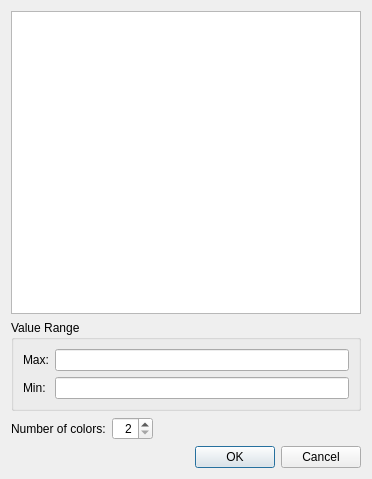
Qt form libs/guicore/scalarstocolors/private/colormapsettingeditwidget_switchtodiscretedialog.ui (i-RIC/prepost-gui) before a commit.
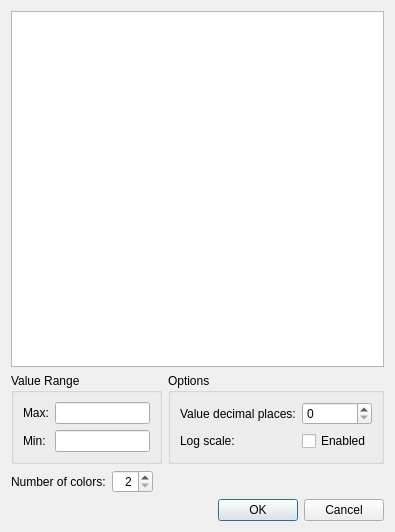
The same form after that commit. Custom widgets are drawn as their Qt base class.

Commit message: #1127 カラーマップの区間別モードへ移行時の桁数をとして、ラベルの有効桁数を使うようにする #1125 カラーマップの値の自動調整を対数で行えるようにする

The edit to the form file:
```diff
--- a/libs/guicore/scalarstocolors/private/colormapsettingeditwidget_switchtodiscretedialog.ui
+++ b/libs/guicore/scalarstocolors/private/colormapsettingeditwidget_switchtodiscretedialog.ui
@@ -6,8 +6,8 @@
    <rect>
     <x>0</x>
     <y>0</y>
-    <width>368</width>
-    <height>479</height>
+    <width>395</width>
+    <height>532</height>
    </rect>
   </property>
   <property name="windowTitle">
@@ -31,6 +31,8 @@
     </widget>
    </item>
    <item>
+    <layout class="QHBoxLayout" name="horizontalLayout_2" stretch="1,0">
+     <item>
     <widget class="QGroupBox" name="valueRangeGroupBox">
      <property name="title">
       <string>Value Range</string>
@@ -60,7 +62,46 @@
     </widget>
    </item>
    <item>
-    <layout class="QHBoxLayout" name="horizontalLayout_2">
+      <widget class="QGroupBox" name="OptionsGroupBox">
+       <property name="title">
+        <string>Options</string>
+       </property>
+       <layout class="QGridLayout" name="gridLayout_2">
+        <item row="0" column="0">
+         <widget class="QLabel" name="decimalLabel">
+          <property name="text">
+           <string>Value decimal places:</string>
+          </property>
+         </widget>
+        </item>
+        <item row="0" column="1">
+         <widget class="QSpinBox" name="decimalSpinBox">
+          <property name="maximum">
+           <number>10</number>
+          </property>
+         </widget>
+        </item>
+        <item row="1" column="0">
+         <widget class="QLabel" name="logScaleLabel">
+          <property name="text">
+           <string>Log scale:</string>
+          </property>
+         </widget>
+        </item>
+        <item row="1" column="1">
+         <widget class="QCheckBox" name="logScaleCheckBox">
+          <property name="text">
+           <string>Enabled</string>
+          </property>
+         </widget>
+        </item>
+       </layout>
+      </widget>
+     </item>
+    </layout>
+   </item>
+   <item>
+    <layout class="QHBoxLayout" name="horizontalLayout">
      <item>
       <widget class="QLabel" name="label_3">
        <property name="text">
@@ -69,8 +110,6 @@
       </widget>
      </item>
      <item>
-      <layout class="QHBoxLayout" name="horizontalLayout">
-       <item>
         <widget class="QSpinBox" name="colorsSpinBox">
          <property name="alignment">
           <set>Qt::AlignRight|Qt::AlignTrailing|Qt::AlignVCenter</set>
@@ -95,8 +134,6 @@
           </size>
          </property>
         </spacer>
-       </item>
-      </layout>
      </item>
     </layout>
    </item>
```
Lines whose indentation alone changed are shown as unchanged. The commit also changes 2 other files.
